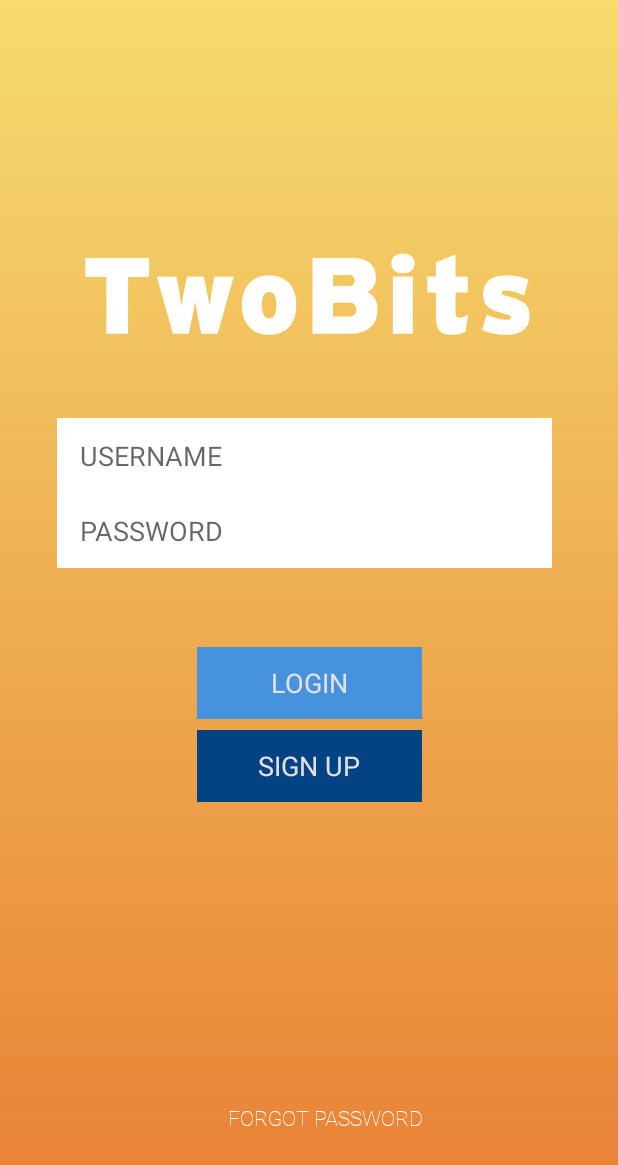
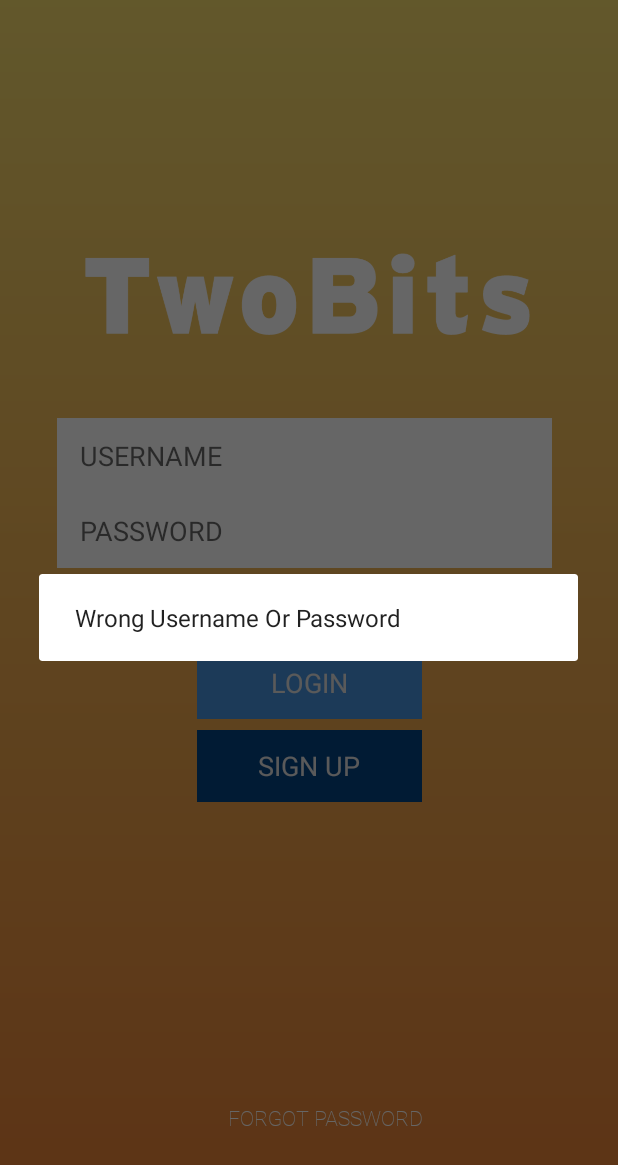
Before and after one commit to collisior/TwoBits, an Android app: the LoginActivity screen opened directly, with no data from a screen before it, after a tap on "LOGIN", on a phone screen of 412 x 824 dp. Shown: the top 1165 px of the screen. Run offline under Robolectric (Android 15) with nearby library versions, the phone set to English and light mode, and no system bars; our stand-ins replace Volley; network calls fail; Roboto replaces fonts that are not available here.

Commit message:
created incorrect login notification

```diff
--- a/app/src/main/java/com/example/a2bits/ui/login/LoginActivity.java
+++ b/app/src/main/java/com/example/a2bits/ui/login/LoginActivity.java
@@ -5,6 +5,7 @@ import android.app.Activity;
 import androidx.lifecycle.Observer;
 import androidx.lifecycle.ViewModelProviders;
 
+import android.content.DialogInterface;
 import android.content.Intent;
 import android.os.Bundle;
 
@@ -34,6 +35,8 @@ import com.example.a2bits.R;
 
 import java.util.HashMap;
 import java.util.Map;
+import android.app.AlertDialog;
+import android.content.DialogInterface;
 
 public class LoginActivity extends AppCompatActivity {
 
@@ -72,6 +75,17 @@ public class LoginActivity extends AppCompatActivity {
         startActivity(intent);
     }
 
+    public void createLoginAlert(){
+        AlertDialog.Builder builder = new AlertDialog.Builder(LoginActivity.this);
+        builder.setMessage("Wrong Username Or Password");
+        AlertDialog dialog = builder.create(); builder.create();
+        builder.setPositiveButton("Okay", new DialogInterface.OnClickListener() {
+            public void onClick(DialogInterface dialog, int id) {
+                // User clicked OK button
+            }
+        });
+        dialog.show();
+    }
     public void attemptLogin(){
         final EditText usernameEditText = findViewById(R.id.username);
         final EditText passwordEditText = findViewById(R.id.password);
@@ -91,7 +105,7 @@ public class LoginActivity extends AppCompatActivity {
                 new Response.ErrorListener() {
                     @Override
                     public void onErrorResponse(VolleyError error) {
-                        Toast.makeText(LoginActivity.this,"Wrong Username or password",Toast.LENGTH_LONG).show();
+                        createLoginAlert();
                     }
                 }){
             @Override
```
